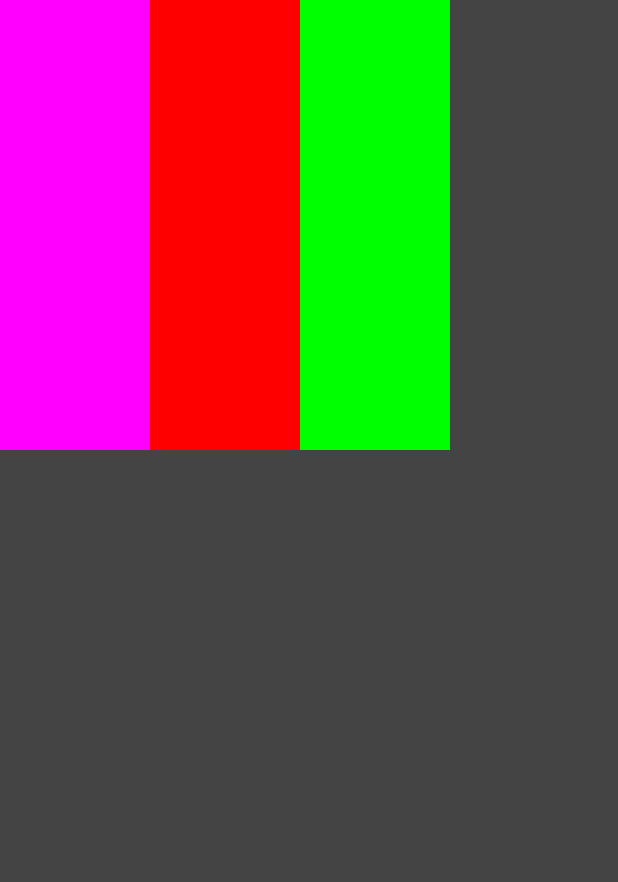
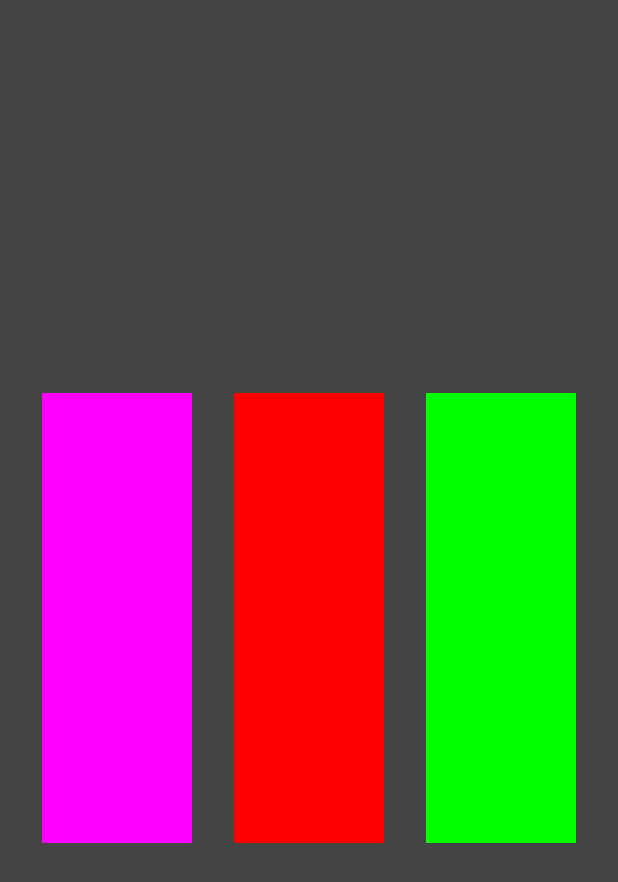
Before and after one commit to SanikaVanjari/Compose_Practice, an Android app built with Jetpack Compose: the screen it shows after launch (MainActivity), on a phone screen of 412 x 824 dp. Shown: the top 882 px of the screen. Run offline under Robolectric (Android 15) with nearby library versions, the phone set to English and light mode, and no system bars.

Commit message:
arrangement and alignment

```diff
--- a/app/src/main/java/com/example/compose1/MainActivity.kt
+++ b/app/src/main/java/com/example/compose1/MainActivity.kt
@@ -6,6 +6,7 @@ import androidx.activity.compose.setContent
 import androidx.activity.enableEdgeToEdge
 import androidx.compose.foundation.border
 import androidx.compose.foundation.clickable
+import androidx.compose.foundation.layout.Arrangement
 import androidx.compose.foundation.layout.Column
 import androidx.compose.foundation.layout.Row
 import androidx.compose.foundation.layout.fillMaxSize
@@ -41,7 +42,7 @@ class MainActivity : ComponentActivity() {
 @Composable
 fun MainScreen(modifier: Modifier = Modifier) {
     Surface(color = Color.DarkGray, modifier = Modifier.fillMaxSize()) {
-        Row {
+        Row(modifier = Modifier.fillMaxSize(), horizontalArrangement = Arrangement.SpaceEvenly, verticalAlignment = Alignment.CenterVertically) {
             HorizontalColorBar(Color.Magenta)
             HorizontalColorBar(Color.Red)
             HorizontalColorBar(Color.Green)
```
